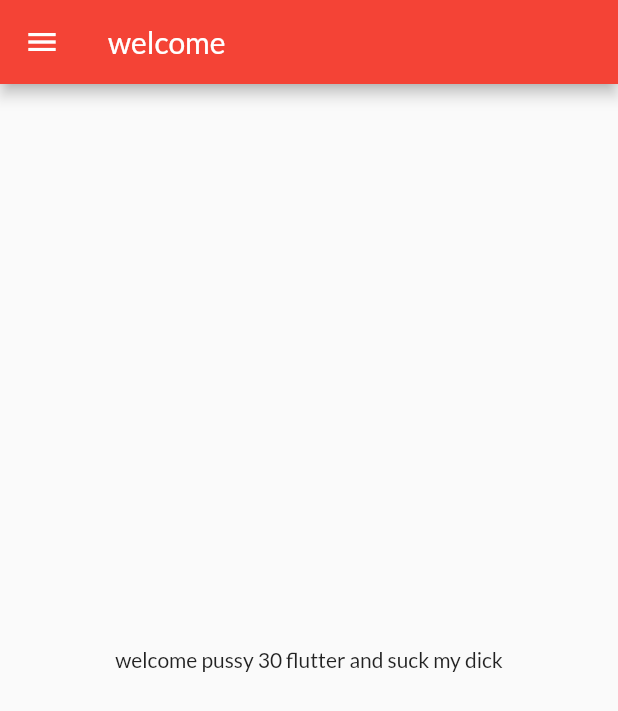
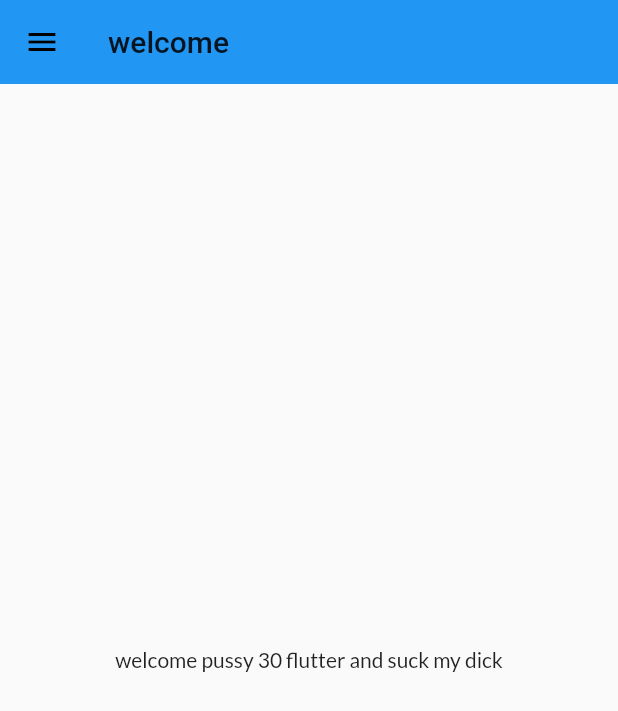
Before and after one commit to Saket2610/30DaysOfFlutter, a Flutter app: the screen it shows after launch, on a phone screen of 412 x 824 dp. Shown: the top 711 px of the screen. Run offline on Flutter 3.47's test engine with Material 2 defaults, Android fonts, the phone set to English and light mode, and no system bars; our stand-ins replace google_fonts; missing offline and left inert: dart:ffi.

Commit message:
Themes completed

```diff
--- a/lib/pages/main.dart
+++ b/lib/pages/main.dart
@@ -2,6 +2,7 @@ import 'package:flutter/material.dart';
 import 'package:flutter_first/pages/home_page.dart';
 import 'package:flutter_first/pages/login_page.dart';
 import 'package:flutter_first/utils/routes.dart';
+import 'package:flutter_first/widgets/Themes.dart';
 import 'package:google_fonts/google_fonts.dart';
 
 void main() {
@@ -24,13 +25,9 @@ class myapp extends StatelessWidget {
     return MaterialApp(
       // home: HomePage(),
       // debugShowCheckedModeBanner: false,
-      theme: ThemeData(
-        primarySwatch: Colors.red,
-        fontFamily: GoogleFonts.lato().fontFamily,
-        // primaryTextTheme: GoogleFonts.latoTextTheme()
-      ),
+      theme: MyTheme.lightTheme(context),
       themeMode: ThemeMode.light,
-      darkTheme: ThemeData(brightness: Brightness.dark),
+      darkTheme: MyTheme.DarkTheme(context),
       initialRoute: MyRoutes.HomeRoute,
       routes: {
         // slash wala front main dikhata hai
--- /dev/null
+++ b/lib/widgets/Themes.dart
@@ -0,0 +1,23 @@
+import 'package:flutter/material.dart';
+import 'package:google_fonts/google_fonts.dart';
+
+class MyTheme {
+  static ThemeData lightTheme(BuildContext context) => ThemeData(
+        primarySwatch: Colors.red,
+        fontFamily: GoogleFonts.lato().fontFamily,
+        appBarTheme: AppBarTheme(
+          color: Colors.blue,
+          elevation: 0.0,
+          iconTheme: IconThemeData(
+            color: Colors.black,
+          ),
+          textTheme: Theme.of(context).textTheme,
+        ),
+        // primaryTextTheme: GoogleFonts.latoTextTheme()
+      );
+
+  static ThemeData DarkTheme(BuildContext context) => ThemeData(
+        brightness: Brightness.dark,
+        // primaryTextTheme: GoogleFonts.latoTextTheme()
+      );
+}
```
